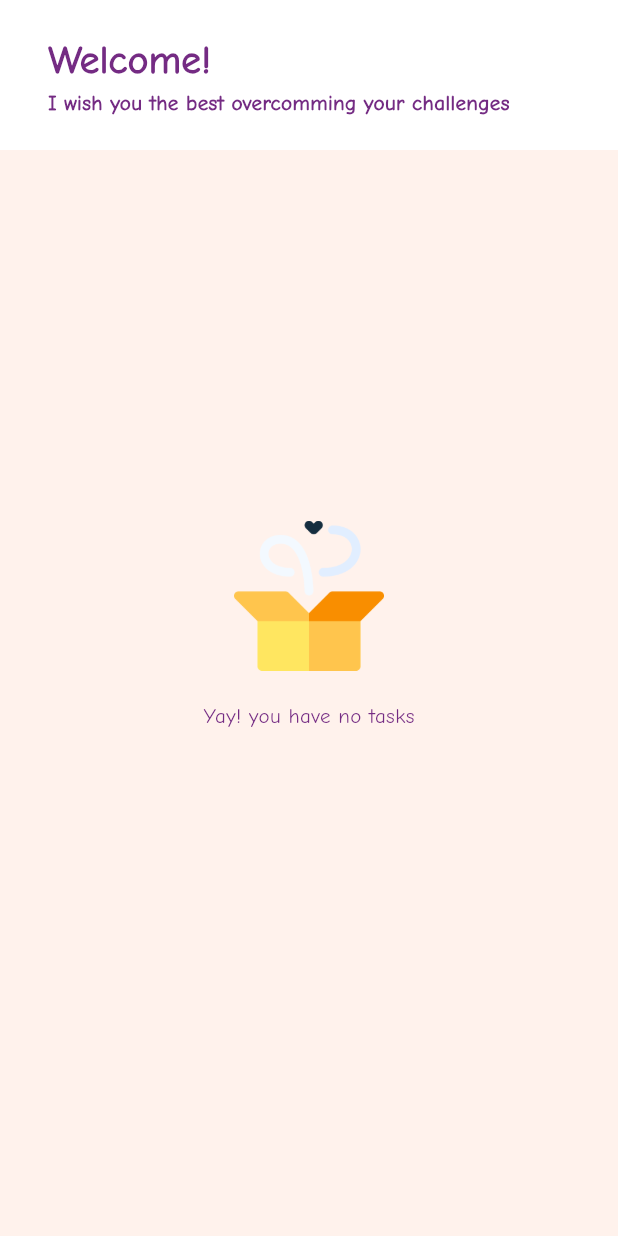
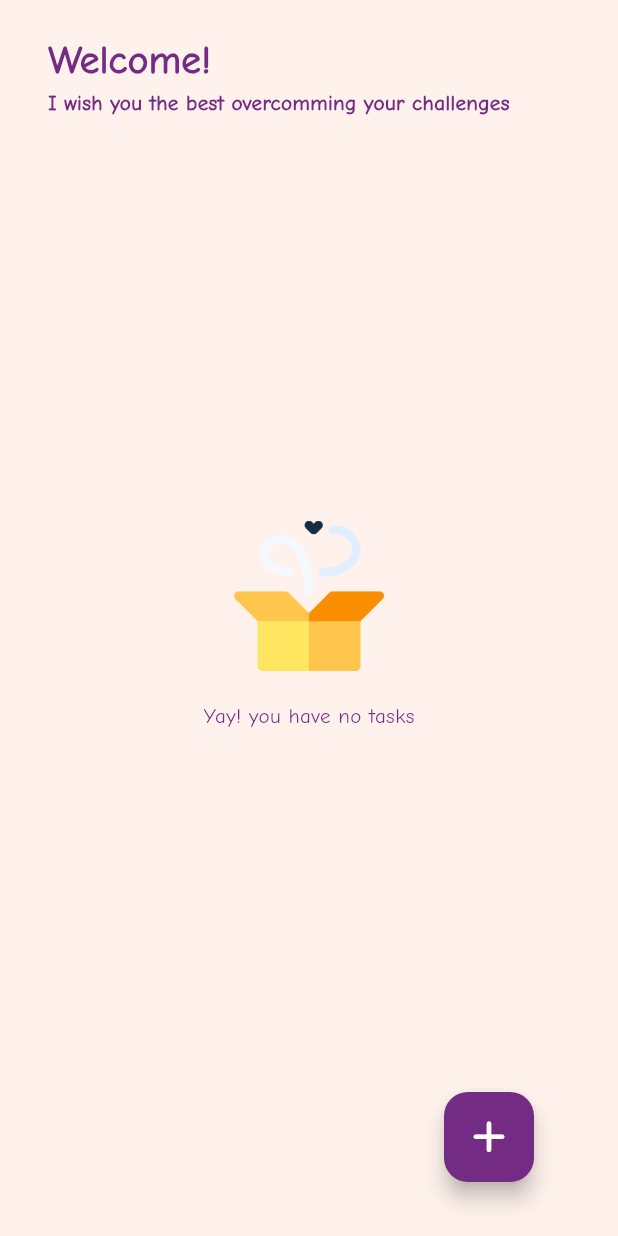
Before and after one commit to inderjeet98/task_manager, a Flutter app: the screen it shows after launch, on a phone screen of 412 x 824 dp. Run offline on Flutter 3.47's test engine with Material 3 defaults, Android fonts, the phone set to English and light mode, and no system bars; our stand-ins replace get, sqflite; accounts and stored records are empty.

Commit message:
app completed

```diff
--- a/lib/core/constants/string_constants.dart
+++ b/lib/core/constants/string_constants.dart
@@ -1,18 +1,17 @@
 class StringConstants {
   static const String appTitle = 'Task Manager';
   static const String welcomeTitle = 'Welcome!';
-  static const String greatDay =
-      'I wish you the best overcomming your challenges';
+  static const String greatDay = 'I wish you the best overcomming your challenges';
   static const String taskTitleFieldLabel = 'Title';
   static const String isUrgentTaskFieldLabel = 'Is this an urgent task?';
+  static const String isTaskCompletedFieldLabel = 'Is this task Completed?';
   static const String taskTitleFieldHint = 'Type task title';
   static const String taskDescriptionFieldLabel = 'Description';
   static const String taskDescriptionFieldHint = 'Type task description';
   static const String addButtonLabel = 'Add';
   static const String updateButtonLabel = 'Save';
   static const String taskTitleFieldError = 'Please enter the task title';
-  static const String taskDescriptionFieldError =
-      'Please enter the task description';
+  static const String taskDescriptionFieldError = 'Please enter the task description';
   static const String yourTasksTitle = 'Your tasks';
   static const String tasksLabel = 'Tasks';
   static const String urgentTaskLabel = 'Urgent';
--- a/lib/data/localstorage.dart
+++ b/lib/data/localstorage.dart
@@ -41,7 +41,7 @@ class LocalStorage {
       String documentsDirectory = await getDatabasesPath();
       // final path = join(documentsDirectory.path, 'TPartyMasterr.db');
       final path = join(documentsDirectory, 'task.db');
-      await openDatabase(path, version: 2, onOpen: (db) {}, onCreate: (Database db, int version) async {
+      return await openDatabase(path, version: 2, onOpen: (db) {}, onCreate: (Database db, int version) async {
         await db.execute('CREATE TABLE t_task('
             'TaskId INTEGER PRIMARY KEY,'
             'TaskTitle TEXT,'
@@ -50,8 +50,17 @@ class LocalStorage {
             'StartDate TEXT,'
             'EndDate TEXT,'
             'Active TEXT,'
+            'isUrgent TEXT'
             ')');
       });
+    } catch (e) {
+      return e;
+    }
+  }
+
+  init() async {
+    try {
+      await initDB();
       return ResponseModel(message: "", isOperationSuccessful: true);
     } catch (e) {
       return ResponseModel(message: e.toString(), isOperationSuccessful: false);
--- a/lib/main.dart
+++ b/lib/main.dart
@@ -6,6 +6,7 @@ import 'data/localstorage.dart';
 import 'ui/screens/task_screen.dart';
 
 void main() async {
+  // ignore: unused_local_variable
   LocalStorage? db = LocalStorage();
   runApp(const MyApp());
 }
@@ -20,7 +21,8 @@ class MyApp extends StatelessWidget {
       debugShowCheckedModeBanner: false,
       theme: CustomTheme.lightTheme,
       darkTheme: CustomTheme.darkTheme,
-      themeMode: Get.isDarkMode ? ThemeMode.dark : ThemeMode.system,
+      themeMode: ThemeMode.system,
+      // themeMode: Get.isDarkMode ? ThemeMode.dark : ThemeMode.system,
       home: const TaskScreen(),
     );
   }
--- a/lib/model/task_model.dart
+++ b/lib/model/task_model.dart
@@ -6,14 +6,14 @@ List<Task> taskFromJson(String str) => List<Task>.from(json.decode(str).map((x)
 String taskToJson(List<Task> data) => json.encode(List<dynamic>.from(data.map((x) => x.toJson())));
 
 class Task {
-  String? TaskId;
+  int? TaskId;
   String? TaskTitle;
   String? Description;
   String? Status;
   String? StartDate;
   String? EndDate;
   String? Active;
-  bool isUrgent;
+  String isUrgent;
 
   Task({
     this.TaskId,
--- a/lib/ui/screens/task_screen.dart
+++ b/lib/ui/screens/task_screen.dart
@@ -5,6 +5,8 @@ import 'package:task_manager/core/utils/sized_box_extension.dart';
 
 import '../../core/constants/string_constants.dart';
 import '../../core/style/style_constants/color_constants.dart';
+import '../widgets/task_bottom_sheet.dart';
+import '../widgets/tasks_floating_action_button.dart';
 import '../widgets/tasks_list.dart';
 import '../widgets/tasks_screen_header.dart';
 
@@ -19,26 +21,27 @@ class _TaskScreenState extends State<TaskScreen> {
   final TaskListController _taskListController = Get.put(TaskListController());
   @override
   Widget build(BuildContext context) {
+    return GetBuilder<TaskListController>(
+        init: _taskListController,
+        builder: (newController) {
           return Scaffold(
-        // bottomSheet: const TasksBottomsheet(),
-        // floatingActionButton: const TasksFloatingActionButton(),
+              bottomSheet: const TasksBottomsheet(),
+              floatingActionButton: const TasksFloatingActionButton(),
               body: SafeArea(
                   child: SingleChildScrollView(
                       child: Column(children: [
                 buildUserInfo(),
                 GetBuilder<TaskListController>(
                   init: _taskListController,
-              builder: (newController) {
-                return buildScreenBody(newController);
-              })
-        ]),
-      ),
-    ));
+                  builder: (newController) => buildScreenBody(newController),
+                )
+              ]))));
+        });
   }
 
   buildUserInfo() {
     return Container(
-        color: Colors.white,
+        // color: Colors.white,
         padding: const EdgeInsets.symmetric(vertical: 10, horizontal: 20),
         height: 100,
         child: Row(crossAxisAlignment: CrossAxisAlignment.center, children: [
@@ -75,14 +78,7 @@ class _TaskScreenState extends State<TaskScreen> {
           );
   }
 
-  buildLoadingScreen() {
-    return const SizedBox(
-      height: 120,
-      child: Center(
-        child: CircularProgressIndicator(),
-      ),
-    );
-  }
+  buildLoadingScreen() => const SizedBox(height: 120, child: Center(child: CircularProgressIndicator()));
 
   buildEmptyTasksList() {
     return Column(
--- a/lib/ui/widgets/tasks_floating_action_button.dart
+++ b/lib/ui/widgets/tasks_floating_action_button.dart
@@ -1,36 +1,35 @@
-// import 'package:afs_task/core/style/style_constants/color_constants.dart';
-// import 'package:afs_task/modules/tasks/providers/tasks_bottomsheet_provider.dart';
-// import 'package:flutter/material.dart';
-// import 'package:provider/provider.dart';
+import 'package:flutter/material.dart';
+import 'package:get/get.dart';
+import 'package:task_manager/controllers/task_bottomsheet_controller.dart';
 
-// class TasksFloatingActionButton extends StatelessWidget {
-//   const TasksFloatingActionButton({super.key});
+import '../../core/style/style_constants/color_constants.dart';
 
-//   @override
-//   Widget build(BuildContext context) {
-//     TasksBottomsheetProvider tasksBottomsheetProvider =
-//         Provider.of<TasksBottomsheetProvider>(context);
-//     return Padding(
-//       padding: const EdgeInsets.fromLTRB(0, 0, 40, 20),
-//       child: SizedBox(
-//         height: 60,
-//         width: 60,
-//         child: FloatingActionButton(
-//           backgroundColor: ColorConstants.kPrimaryColor,
-//           splashColor: ColorConstants.kPrimaryAccentColor,
-//           focusColor: ColorConstants.kPrimaryAccentColor,
-//           hoverColor: ColorConstants.kPrimaryAccentColor,
-//           foregroundColor: ColorConstants.kPrimaryAccentColor,
-//           onPressed: () => tasksBottomsheetProvider.toggleBottomSheet(),
-//           child: Icon(
-//             tasksBottomsheetProvider.isBottomSheetOpened
-//                 ? Icons.close_rounded
-//                 : Icons.add_rounded,
-//             color: Colors.white,
-//             size: 35,
-//           ),
-//         ),
-//       ),
-//     );
-//   }
-// }
+class TasksFloatingActionButton extends StatelessWidget {
+  const TasksFloatingActionButton({super.key});
+
+  @override
+  Widget build(BuildContext context) {
+    return GetBuilder<TaskBottomsheetController>(builder: (newController) {
+      return Padding(
+        padding: const EdgeInsets.fromLTRB(0, 0, 40, 20),
+        child: SizedBox(
+          height: 60,
+          width: 60,
+          child: FloatingActionButton(
+            backgroundColor: ColorConstants.kPrimaryColor,
+            splashColor: ColorConstants.kPrimaryAccentColor,
+            focusColor: ColorConstants.kPrimaryAccentColor,
+            hoverColor: ColorConstants.kPrimaryAccentColor,
+            foregroundColor: ColorConstants.kPrimaryAccentColor,
+            onPressed: () => newController.toggleBottomSheet(),
+            child: Icon(
+              newController.isBottomSheetOpened ? Icons.close_rounded : Icons.add_rounded,
+              color: Colors.white,
+              size: 35,
+            ),
+          ),
+        ),
+      );
+    });
+  }
+}
--- a/lib/ui/widgets/tasks_list.dart
+++ b/lib/ui/widgets/tasks_list.dart
@@ -1,5 +1,7 @@
 import 'package:flutter/material.dart';
+import 'package:get/get.dart';
 
+import '../../controllers/task_bottomsheet_controller.dart';
 import '../../model/task_model.dart';
 import 'task_card.dart';
 
@@ -9,6 +11,7 @@ class TasksList extends StatelessWidget {
 
   @override
   Widget build(BuildContext context) {
+    final TaskBottomsheetController taskBottomsheetController = Get.put(TaskBottomsheetController());
     return Column(
       children: [
         ListView.builder(
@@ -18,7 +21,7 @@ class TasksList extends StatelessWidget {
             itemCount: tasks.length,
             itemBuilder: (context, index) => TaskCard(task: tasks[index])),
         SizedBox(
-          height: 450,
+          height: taskBottomsheetController.isBottomSheetOpened ? 450 : 100,
         ),
       ],
     );
--- a/lib/ui/widgets/tasks_screen_header.dart
+++ b/lib/ui/widgets/tasks_screen_header.dart
@@ -10,6 +10,7 @@ class TasksScreenHeader extends StatelessWidget {
   @override
   Widget build(BuildContext context) {
     return Container(
+      // color: ColorConstants.kPrimaryAccentColor,
       padding: const EdgeInsets.all(20),
       child: Row(
         mainAxisAlignment: MainAxisAlignment.spaceBetween,
```
Also changed, not shown: lib/controllers/task_bottomsheet_controller.dart (+134 -12 lines), lib/controllers/task_list_controller.dart (+10 -3 lines), lib/ui/widgets/task_bottom_sheet.dart (+38 -24 lines), lib/ui/widgets/task_card.dart (+10 -8 lines), lib/ui/widgets/task_card_popup_menu.dart (+10 -5 lines), 3 other files. Lines whose indentation alone changed are shown as unchanged.
